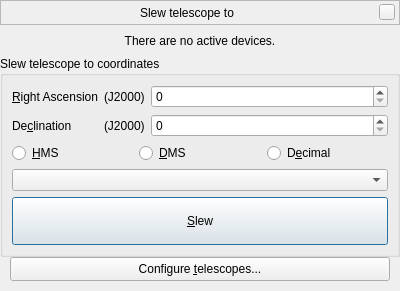
Before: the Qt Designer form plugins/TelescopeControl/src/gui/slewDialog.ui in 519984307/stellarium_src, drawn with Qt 5.
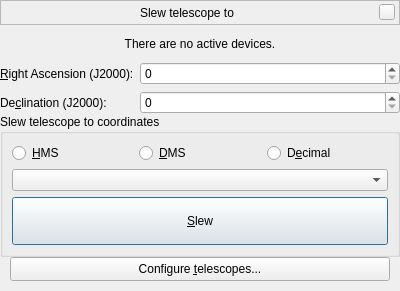
After: the same form once the commit is applied. Custom widgets are drawn as their Qt base class.

Commit message: + partial runtime translation of Telescope Control (untested); some external texts were left untranslated for now

What changed in the file:
```diff
--- a/plugins/TelescopeControl/src/gui/slewDialog.ui
+++ b/plugins/TelescopeControl/src/gui/slewDialog.ui
@@ -155,18 +155,6 @@
     </widget>
    </item>
    <item>
-    <widget class="QGroupBox" name="groupBoxSlew">
-     <property name="sizePolicy">
-      <sizepolicy hsizetype="Expanding" vsizetype="Minimum">
-       <horstretch>0</horstretch>
-       <verstretch>0</verstretch>
-      </sizepolicy>
-     </property>
-     <property name="title">
-      <string>Slew telescope to coordinates</string>
-     </property>
-     <layout class="QVBoxLayout" name="verticalLayout_2">
-      <item>
        <widget class="QFrame" name="frameCoordinates">
         <property name="sizePolicy">
          <sizepolicy hsizetype="Expanding" vsizetype="Minimum">
@@ -187,26 +175,13 @@
             </sizepolicy>
            </property>
            <property name="text">
-            <string>&amp;Right Ascension</string>
+         <string>&amp;Right Ascension (J2000):</string>
            </property>
            <property name="buddy">
             <cstring>spinBoxRA</cstring>
            </property>
           </widget>
          </item>
-         <item row="0" column="1">
-          <widget class="QLabel" name="labelJ2000_1">
-           <property name="sizePolicy">
-            <sizepolicy hsizetype="Minimum" vsizetype="Preferred">
-             <horstretch>0</horstretch>
-             <verstretch>0</verstretch>
-            </sizepolicy>
-           </property>
-           <property name="text">
-            <string>(J2000)</string>
-           </property>
-          </widget>
-         </item>
          <item row="1" column="0">
           <widget class="QLabel" name="labelDec">
            <property name="sizePolicy">
@@ -216,7 +191,7 @@
             </sizepolicy>
            </property>
            <property name="text">
-            <string>De&amp;clination</string>
+         <string>De&amp;clination (J2000):</string>
            </property>
            <property name="buddy">
             <cstring>spinBoxDec</cstring>
@@ -224,19 +199,6 @@
           </widget>
          </item>
          <item row="1" column="1">
-          <widget class="QLabel" name="labelJ2000_2">
-           <property name="sizePolicy">
-            <sizepolicy hsizetype="Minimum" vsizetype="Preferred">
-             <horstretch>0</horstretch>
-             <verstretch>0</verstretch>
-            </sizepolicy>
-           </property>
-           <property name="text">
-            <string>(J2000)</string>
-           </property>
-          </widget>
-         </item>
-         <item row="1" column="2">
           <widget class="AngleSpinBox" name="spinBoxDec">
            <property name="sizePolicy">
             <sizepolicy hsizetype="Preferred" vsizetype="Fixed">
@@ -246,7 +208,7 @@
            </property>
           </widget>
          </item>
-         <item row="0" column="2">
+      <item row="0" column="1">
           <widget class="AngleSpinBox" name="spinBoxRA">
            <property name="sizePolicy">
             <sizepolicy hsizetype="Expanding" vsizetype="Fixed">
@@ -259,6 +221,18 @@
         </layout>
        </widget>
       </item>
+   <item>
+    <widget class="QGroupBox" name="groupBoxSlew">
+     <property name="sizePolicy">
+      <sizepolicy hsizetype="Expanding" vsizetype="Minimum">
+       <horstretch>0</horstretch>
+       <verstretch>0</verstretch>
+      </sizepolicy>
+     </property>
+     <property name="title">
+      <string>Slew telescope to coordinates</string>
+     </property>
+     <layout class="QVBoxLayout" name="verticalLayout_2">
       <item>
        <widget class="QFrame" name="frameFormat">
         <property name="sizePolicy">
```
Lines whose indentation alone changed are shown as unchanged. The commit also changes 6 other files.
